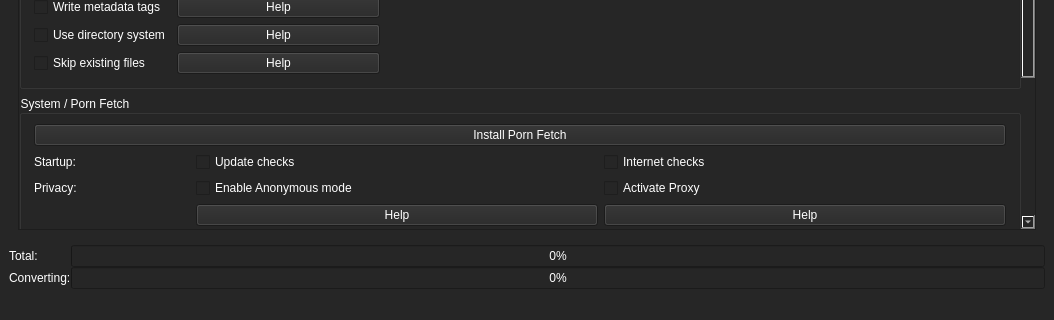
Before: the Qt Designer form src/frontend/UI/form_main_window.ui in EchterAlsFake/Porn_Fetch, drawn with Qt 5; both pictures show x 0 to 1054 and y 509 to 829 of the 1054 by 829 pixel window.
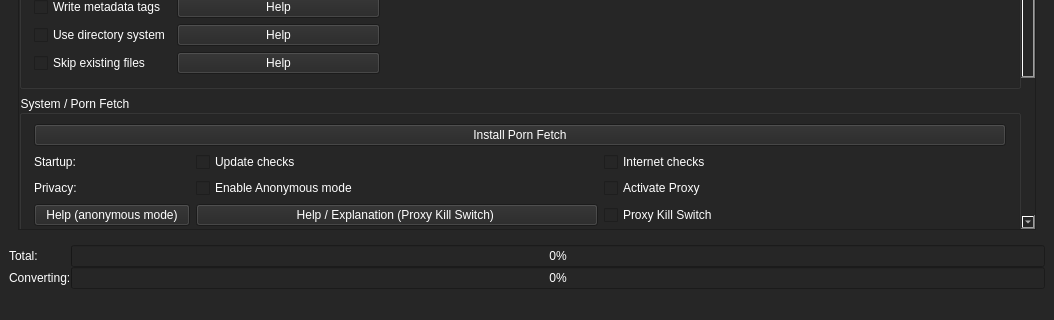
After: the same form once the commit is applied. The open tabs and pages were chosen to show the change.

Commit message: - finished proxy implementation - implemented kill switch for proxies

The edit to the form file:
```diff
--- a/src/frontend/UI/form_main_window.ui
+++ b/src/frontend/UI/form_main_window.ui
@@ -1848,8 +1848,8 @@
            <property name="geometry">
             <rect>
              <x>0</x>
-             <y>0</y>
-             <width>722</width>
+             <y>-255</y>
+             <width>1002</width>
              <height>960</height>
             </rect>
            </property>
@@ -2023,13 +2023,6 @@
                    <property name="bottomMargin">
                     <number>6</number>
                    </property>
-                   <item row="4" column="2">
-                    <widget class="QPushButton" name="settings_button_help_anonymous_mode">
-                     <property name="text">
-                      <string>Help</string>
-                     </property>
-                    </widget>
-                   </item>
                    <item row="2" column="1">
                     <widget class="QCheckBox" name="settings_checkbox_system_anonymous_mode">
                      <property name="text">
@@ -2086,13 +2079,6 @@
                      </property>
                     </widget>
                    </item>
-                   <item row="4" column="1">
-                    <widget class="QPushButton" name="settings_button_help_tor">
-                     <property name="text">
-                      <string>Help</string>
-                     </property>
-                    </widget>
-                   </item>
                    <item row="0" column="0" colspan="3">
                     <widget class="QPushButton" name="settings_button_install_pornfetch">
                      <property name="text">
@@ -2126,6 +2112,27 @@
                      </property>
                     </widget>
                    </item>
+                   <item row="3" column="2">
+                    <widget class="QCheckBox" name="settings_checkbox_proxy_kill_switch">
+                     <property name="text">
+                      <string>Proxy Kill Switch</string>
+                     </property>
+                    </widget>
+                   </item>
+                   <item row="3" column="0">
+                    <widget class="QPushButton" name="settings_button_help_anonymous_mode">
+                     <property name="text">
+                      <string>Help (anonymous mode)</string>
+                     </property>
+                    </widget>
+                   </item>
+                   <item row="3" column="1">
+                    <widget class="QPushButton" name="button_help_proxy_kill_switch">
+                     <property name="text">
+                      <string>Help / Explanation (Proxy Kill Switch) </string>
+                     </property>
+                    </widget>
+                   </item>
                   </layout>
                  </item>
                 </layout>
```
Left out of the diff: 16 changed lines with no effect on the pictures. The commit also changes 9 other files.
